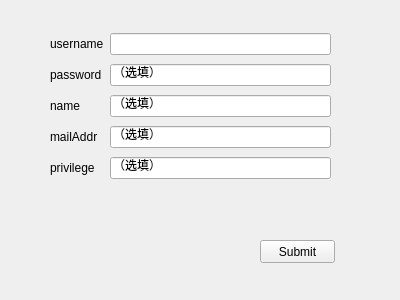
Above: src_client/modify_profile.ui from RebeccaPan/Train_Ticket before the change. Below: the same form after it.
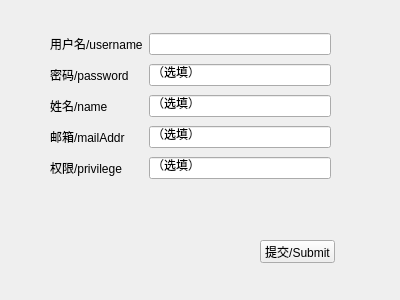
That is the form after the change.

The edit to the form file:
```diff
--- a/src_client/modify_profile.ui
+++ b/src_client/modify_profile.ui
@@ -26,7 +26,7 @@
     <item row="1" column="0">
      <widget class="QLabel" name="label_2_p">
       <property name="text">
-       <string>password</string>
+       <string>密码/password</string>
       </property>
      </widget>
     </item>
@@ -64,28 +64,28 @@
     <item row="4" column="0">
      <widget class="QLabel" name="label_5_g">
       <property name="text">
-       <string>privilege</string>
+       <string>权限/privilege</string>
       </property>
      </widget>
     </item>
     <item row="3" column="0">
      <widget class="QLabel" name="label_4_m">
       <property name="text">
-       <string>mailAddr</string>
+       <string>邮箱/mailAddr</string>
       </property>
      </widget>
     </item>
     <item row="0" column="0">
      <widget class="QLabel" name="label_1_u">
       <property name="text">
-       <string>username</string>
+       <string>用户名/username</string>
       </property>
      </widget>
     </item>
     <item row="2" column="0">
      <widget class="QLabel" name="label_3_n">
       <property name="text">
-       <string>name</string>
+       <string>姓名/name</string>
       </property>
      </widget>
     </item>
@@ -101,7 +101,7 @@
     </rect>
    </property>
    <property name="text">
-    <string>Submit</string>
+    <string>提交/Submit</string>
    </property>
   </widget>
  </widget>
```
Left out of the diff: 2 changed lines with no effect on the pictures.
